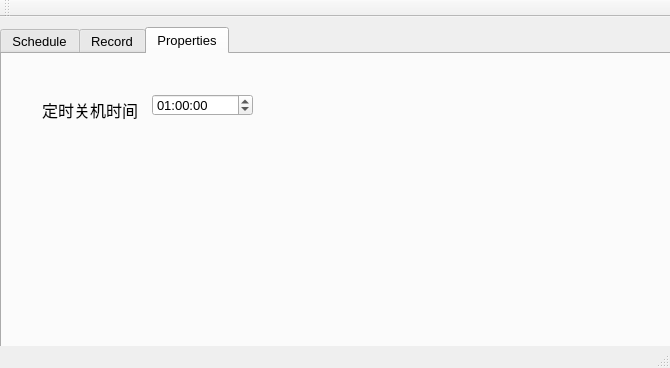
Old version of the form TimeSchedule/mainwindow.ui in the repository HuangDanGeeker/MyTimeSchedule.
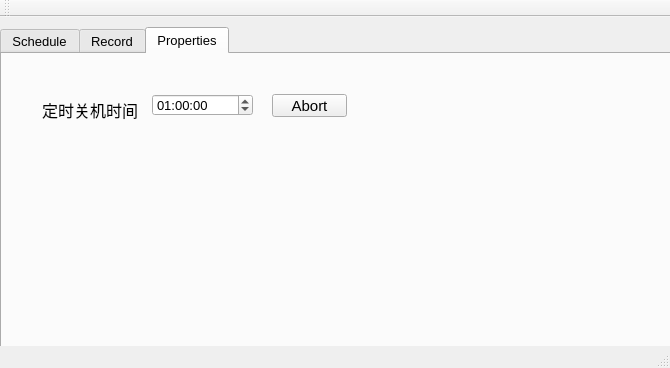
New version of the form. Icons and pictures are not drawn.

The edit to the form file:
```diff
--- a/TimeSchedule/mainwindow.ui
+++ b/TimeSchedule/mainwindow.ui
@@ -116,7 +116,7 @@
       <string>Record</string>
      </attribute>
     </widget>
-    <widget class="QWidget" name="">
+    <widget class="QWidget" name="widget">
      <attribute name="title">
       <string>Properties</string>
      </attribute>
@@ -162,6 +162,24 @@
        <bool>true</bool>
       </property>
      </widget>
+     <widget class="QPushButton" name="AbortTerminateBtn">
+      <property name="geometry">
+       <rect>
+        <x>270</x>
+        <y>40</y>
+        <width>75</width>
+        <height>23</height>
+       </rect>
+      </property>
+      <property name="font">
+       <font>
+        <pointsize>11</pointsize>
+       </font>
+      </property>
+      <property name="text">
+       <string>Abort</string>
+      </property>
+     </widget>
     </widget>
    </widget>
   </widget>
```
Left out of the diff: 2 changed lines with no effect on the pictures.
